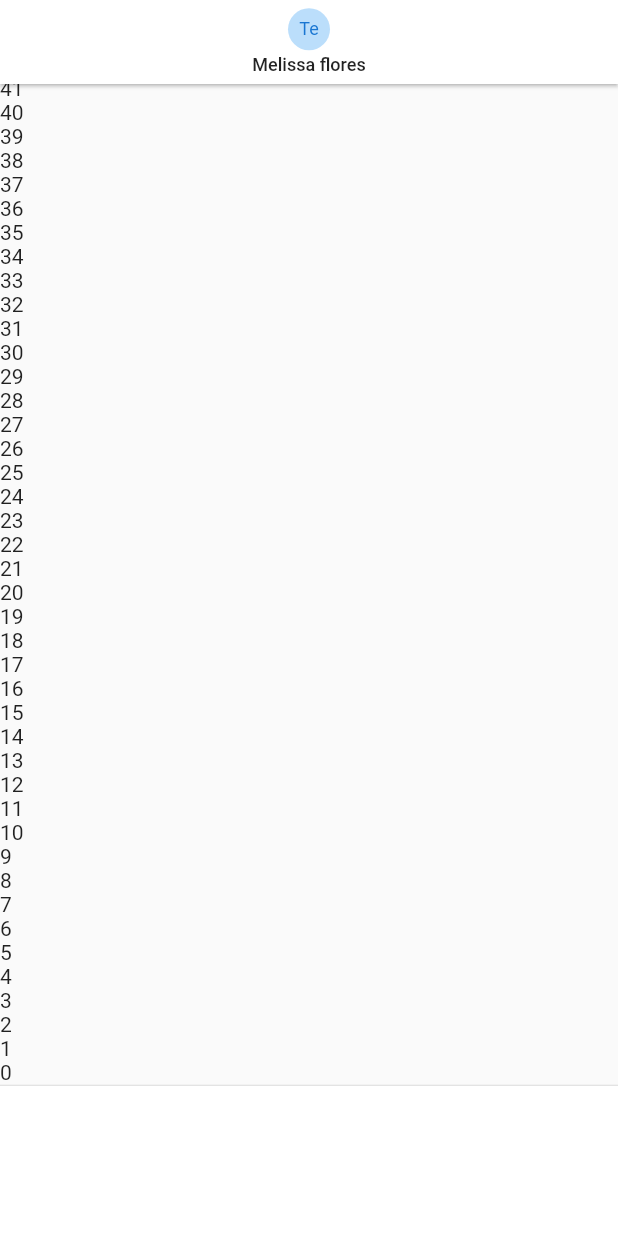
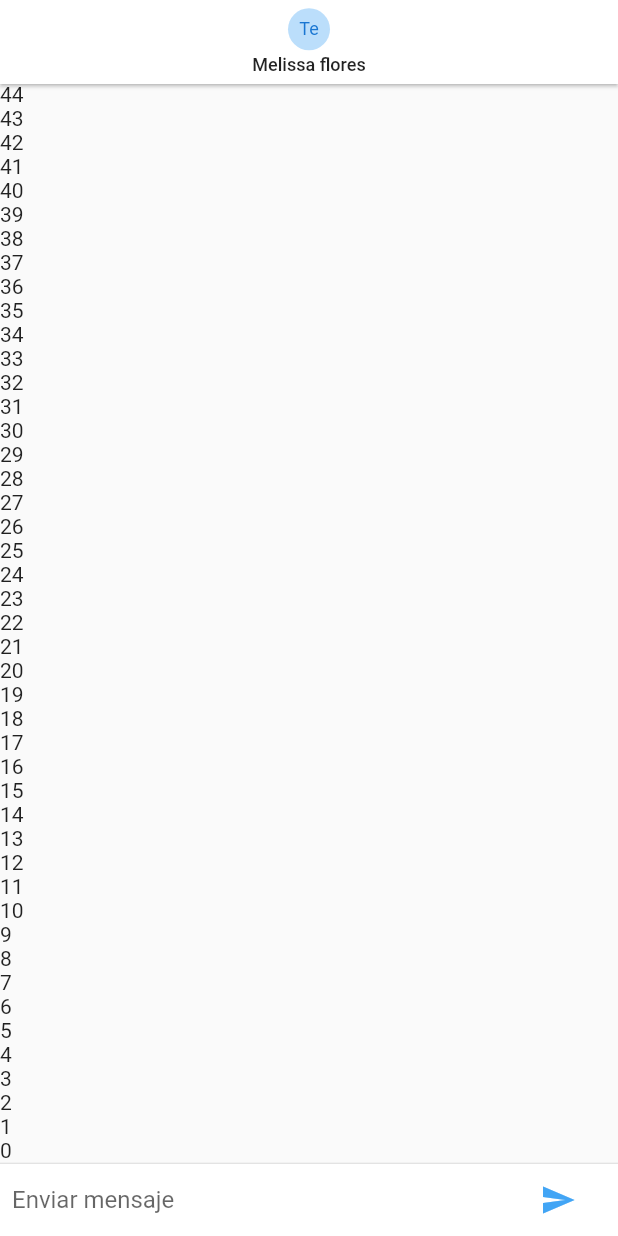
Before and after one commit to michaelrondon27/curso_flutter_avanzado, a Flutter app: the screen it shows after launch, on a phone screen of 412 x 824 dp. Run offline on Flutter 3.47's test engine with Material 2 defaults, Android fonts, the phone set to English and light mode, and no system bars; our stand-ins replace pie_chart, pull_to_refresh, socket_io_client.

Commit message:
64. Caja de texto de nuestro chat

```diff
--- a/chat/lib/pages/chat_page.dart
+++ b/chat/lib/pages/chat_page.dart
@@ -1,6 +1,17 @@
+import 'dart:io';
+
+import 'package:flutter/cupertino.dart';
 import 'package:flutter/material.dart';
 
-class ChatPage extends StatelessWidget {
+class ChatPage extends StatefulWidget {
+  @override
+  _ChatPageState createState() => _ChatPageState();
+}
+
+class _ChatPageState extends State<ChatPage> {
+  final _focusNode = new FocusNode();
+  final _textControler = new TextEditingController();
+
   @override
   Widget build(BuildContext context) {
     return Scaffold(
@@ -46,11 +57,56 @@
 
             Container(
               color: Colors.white,
-              height: 100,
+              child: _inputChat()
             )
           ]
         )
       ),
     );
   }
+
+  Widget _inputChat() {
+    return SafeArea(
+      child: Container(
+        child: Row(
+          children: [
+            Flexible(
+              child: TextField(
+                controller: _textControler,
+                decoration: InputDecoration.collapsed(
+                  hintText: 'Enviar mensaje'
+                ),
+                focusNode: _focusNode,
+                onChanged: ( String value ) {},
+                onSubmitted: _handleSubmit,
+              ),
+            ),
+
+            Container(
+              child: Platform.isIOS
+                ? CupertinoButton(
+                    child: Text('Enviar'),
+                    onPressed: () {}
+                  )
+                : Container(
+                    child: IconButton(
+                      icon: Icon( Icons.send, color: Colors.blue[400] ),
+                      onPressed: () {},
+                    ),
+                    margin: EdgeInsets.symmetric( horizontal: 4 )
+                  ),
+              margin: EdgeInsets.symmetric( horizontal: 4 )
+            )
+          ]
+        ),
+        margin: EdgeInsets.symmetric( horizontal: 8 )
+      )
+    );
+  }
+
+  _handleSubmit( String value ) {
+    _textControler.clear();
+
+    _focusNode.requestFocus();
+  }
 }
```
